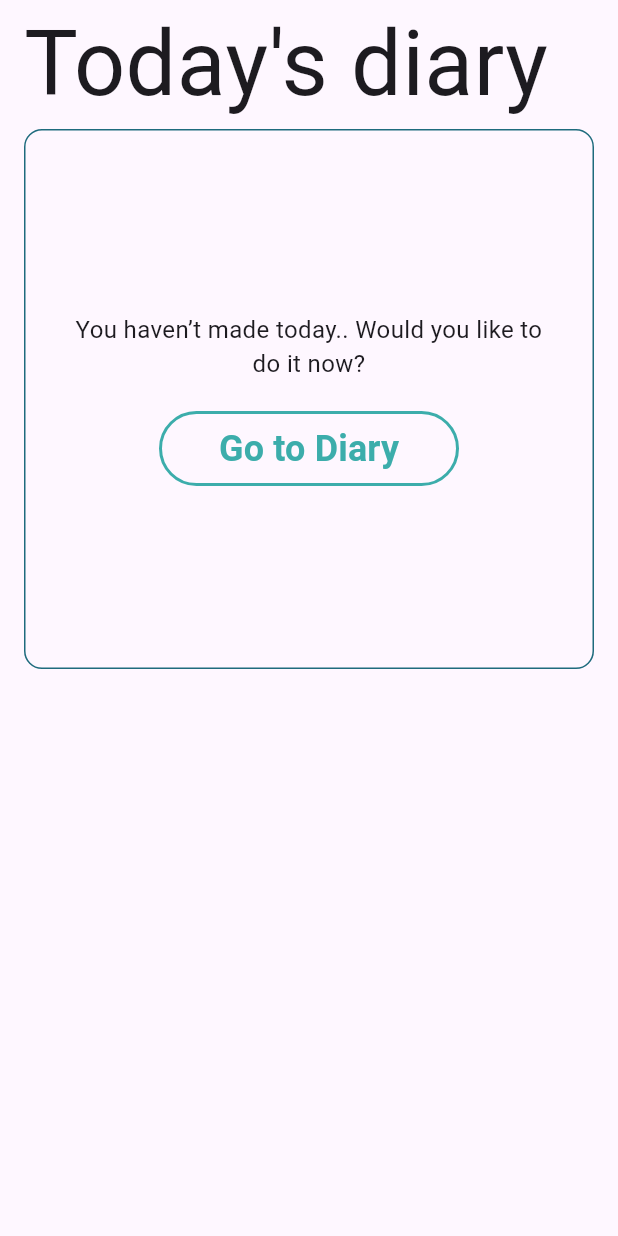
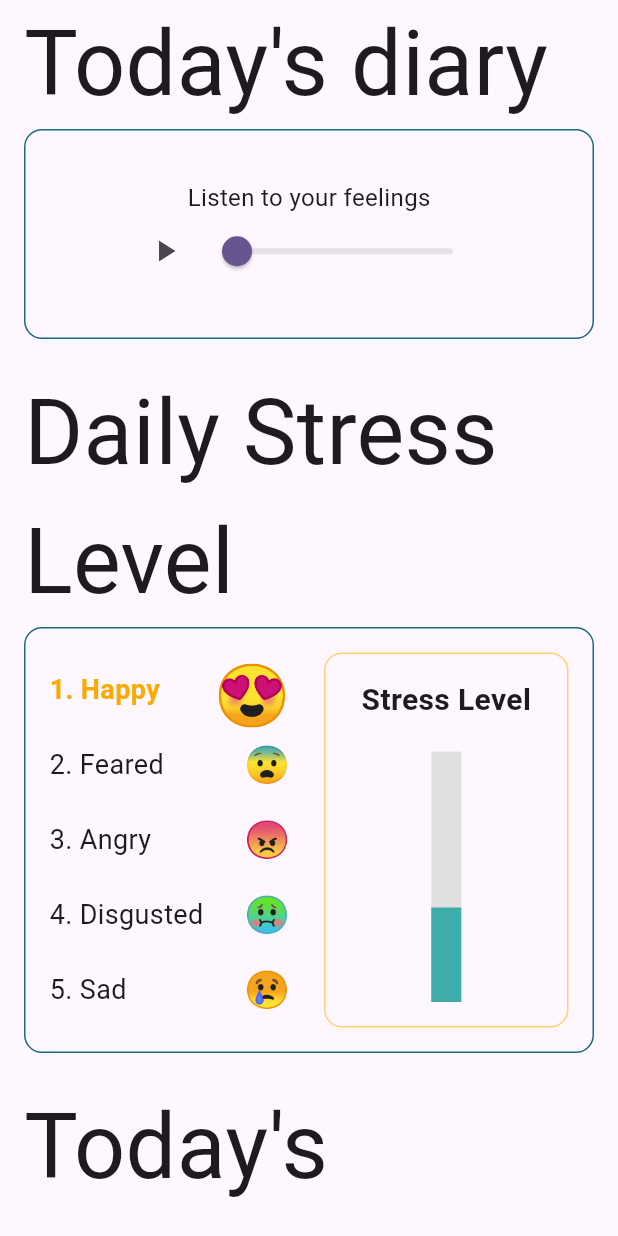
Before and after one commit to Solution-Challenge-stress-solution/FrontEnd, a Flutter app: the HomePage screen opened directly with empty values, on a phone screen of 412 x 824 dp. Run offline on Flutter 3.47's test engine with Material 3 defaults, Android fonts, the phone set to English and light mode, and no system bars; our stand-ins replace audioplayers, flutter_local_notifications, google_sign_in, shared_preferences, table_calendar, timezone and 1 more; missing offline and left inert: kakao_flutter_sdk_user, record; accounts and stored records are empty; network calls fail; Roboto replaces fonts that are missing (Dongle, NanumGothic).

Commit message:
feat: EmotionsWidget

```diff
--- a/lib/pages/home_page.dart
+++ b/lib/pages/home_page.dart
@@ -5,8 +5,9 @@ import 'package:intl/intl.dart';
 
 import 'package:strecording/utilities/token_manager.dart';
 import 'package:strecording/widgets/audioplayer_widget.dart';
-import 'package:strecording/widgets/stress_level.dart';
+import 'package:strecording/widgets/emotions_widget.dart';
 import 'package:strecording/widgets/activitycard_widget.dart';
+import 'package:strecording/utilities/diary_entry.dart';
 
 class HomePage extends StatefulWidget {
   const HomePage({super.key, required this.navigateToDiaryPage});
@@ -18,9 +19,31 @@ class HomePage extends StatefulWidget {
 }
 
 class _HomePageState extends State<HomePage> {
-  bool isRecorded = false;
+  bool isRecorded = true;
   final String _filePath = '';
   Activity? myActivity;
+
+  DiaryEntry? _diaryEntry = DiaryEntry.fromJson({
+    'diaryId': 1,
+    'content': 'hi',
+    'audioFileUrl':
+        'https://codeskulptor-demos.commondatastorage.googleapis.com/GalaxyInvaders/theme_01.mp3',
+    'angry': 0.80,
+    'sadness': 0.11,
+    'disgusting': 0.52,
+    'fear': 1.62,
+    'happiness': 2.22,
+    'stress_point': 37.7,
+    'max_emotion': 'happiness',
+    'activityId': 1,
+  });
+  // DiaryEntry? _diaryEntry;
+
+  void setDiaryEntry(Map<String, dynamic> diary) {
+    setState(() {
+      _diaryEntry = DiaryEntry.fromJson(diary);
+    });
+  }
 
   Future<void> fetchDiary() async {
     DateTime now = DateTime.now();
@@ -34,6 +57,7 @@ class _HomePageState extends State<HomePage> {
       setState(() {
         isRecorded = true;
       });
+      setDiaryEntry(resJson['data']);
     } else {
       isRecorded = false;
       print(resJson);
@@ -41,7 +65,7 @@ class _HomePageState extends State<HomePage> {
   }
 
   Future<void> fetchActivity(int argument) async {
-    var url = Uri.parse('http://34.64.90.112:8080/api/activities/$argument');
+    var url = Uri.parse('http://34.64.90.112:8080/activities/$argument');
 
     try {
       var response = await http.get(url);
@@ -87,7 +111,7 @@ class _HomePageState extends State<HomePage> {
                     fontWeight: FontWeight.normal,
                     fontSize: 60,
                   )),
-              isRecorded
+              isRecorded && _diaryEntry != null
                   ? Column(
                       mainAxisAlignment: MainAxisAlignment.center,
                       crossAxisAlignment: CrossAxisAlignment.start,
@@ -109,7 +133,13 @@ class _HomePageState extends State<HomePage> {
                                 fontWeight: FontWeight.normal,
                                 fontSize: 60,
                               )),
-                          const StressLevelWidget(),
+                          EmotionsWidget(
+                              h: _diaryEntry!.happiness,
+                              a: _diaryEntry!.angry,
+                              s: _diaryEntry!.sadness,
+                              d: _diaryEntry!.disgusting,
+                              f: _diaryEntry!.fear,
+                              stressLevel: _diaryEntry!.stressPoint),
                           const SizedBox(height: 20),
                           const Text(
                             "Today's Activity",
--- /dev/null
+++ b/lib/widgets/emotions_widget.dart
@@ -0,0 +1,162 @@
+import 'package:flutter/material.dart';
+
+class Emotion {
+  final String name;
+  final String emoji;
+  final double value;
+
+  Emotion(this.name, this.emoji, this.value);
+}
+
+class EmotionsWidget extends StatelessWidget {
+  const EmotionsWidget(
+      {super.key,
+      required this.h,
+      required this.a,
+      required this.s,
+      required this.d,
+      required this.f,
+      required this.stressLevel});
+
+  final double h;
+  final double a;
+  final double s;
+  final double d;
+  final double f;
+  final double stressLevel;
+
+  // give me code
+
+  @override
+  Widget build(BuildContext context) {
+    final emotions = [
+      Emotion('Happy', '😍', h),
+      Emotion('Angry', '😠', a),
+      Emotion('Sad', '😢', s),
+      Emotion('Disgusted', '🤢', d),
+      Emotion('Feared', '😨', f),
+    ];
+
+    // Sort the emotions in descending order by value
+    emotions.sort((a, b) => b.value.compareTo(a.value));
+
+    // Create emotion rows from the sorted list
+    final emotionRows = emotions
+        .asMap()
+        .entries
+        .map((entry) => EmotionRow(
+              emotion: entry.value.name,
+              emoji: entry.value.emoji,
+              rank: entry.key + 1, // +1 because rank should start from 1
+            ))
+        .toList();
+
+    return Container(
+      padding: const EdgeInsets.all(16),
+      decoration: BoxDecoration(
+        border: Border.all(color: const Color.fromARGB(255, 30, 107, 125)),
+        borderRadius: BorderRadius.circular(12),
+      ),
+      child: Row(
+        mainAxisSize: MainAxisSize.min,
+        children: <Widget>[
+          Expanded(
+            child: Column(
+              crossAxisAlignment: CrossAxisAlignment.start,
+              mainAxisSize: MainAxisSize.min,
+              children: emotionRows,
+            ),
+          ),
+          const SizedBox(width: 20),
+          Expanded(child: StressLevelIndicator(stressLevel: stressLevel)),
+        ],
+      ),
+    );
+  }
+}
+
+class EmotionRow extends StatelessWidget {
+  const EmotionRow(
+      {super.key,
+      required this.emotion,
+      required this.emoji,
+      required this.rank});
+
+  final String emotion;
+  final String emoji;
+  final int rank;
+
+  @override
+  Widget build(BuildContext context) {
+    double fontSize = rank == 1 ? 40 : 24;
+    TextStyle textStyle = rank == 1
+        ? const TextStyle(
+            fontSize: 18,
+            fontWeight: FontWeight.bold,
+            color: Color.fromARGB(255, 250, 170, 5))
+        : const TextStyle(fontSize: 18);
+
+    return Container(
+      width: 160,
+      height: 50,
+      child: Row(
+        mainAxisSize: MainAxisSize.min,
+        crossAxisAlignment: CrossAxisAlignment.center,
+        mainAxisAlignment: MainAxisAlignment.spaceBetween,
+        children: <Widget>[
+          Text('$rank. $emotion', style: textStyle),
+          Text(
+            emoji,
+            style: TextStyle(fontSize: fontSize),
+          ),
+        ],
+      ),
+    );
+  }
+}
+
+class StressLevelIndicator extends StatelessWidget {
+  const StressLevelIndicator({super.key, required this.stressLevel});
+
+  final double stressLevel;
+
+  @override
+  Widget build(BuildContext context) {
+    return LayoutBuilder(
+      builder: (BuildContext context, BoxConstraints constraints) {
+        return Container(
+          height: 250,
+          padding: const EdgeInsets.symmetric(vertical: 16),
+          decoration: BoxDecoration(
+            border: Border.all(color: const Color.fromARGB(255, 255, 210, 116)),
+            borderRadius: BorderRadius.circular(12),
+          ),
+          child: Column(
+            mainAxisSize: MainAxisSize.min,
+            crossAxisAlignment: CrossAxisAlignment.center,
+            children: <Widget>[
+              const Text(
+                'Stress Level',
+                style: TextStyle(fontSize: 20, fontWeight: FontWeight.bold),
+              ),
+              const SizedBox(height: 20),
+              Expanded(
+                child: RotatedBox(
+                  quarterTurns: 3,
+                  child: LinearProgressIndicator(
+                    value: stressLevel / 100,
+                    backgroundColor: Colors.grey[300],
+                    valueColor: const AlwaysStoppedAnimation<Color>(
+                      Color.fromARGB(255, 60, 173, 171),
+                    ),
+                    minHeight: 20,
+                  ),
+                ),
+              ),
+            ],
+          ),
+        );
+      },
+    );
+  }
+}
--- a/lib/widgets/stress_level.dart
+++ /dev/null
@@ -1,89 +0,0 @@
-import 'package:flutter/material.dart';
-
-class StressLevelWidget extends StatelessWidget {
-  const StressLevelWidget({super.key});
-
-  @override
-  Widget build(BuildContext context) {
-    return Container(
-      padding: const EdgeInsets.all(16),
-      decoration: BoxDecoration(
-        border: Border.all(color: const Color.fromARGB(255, 30, 107, 125)),
-        borderRadius: BorderRadius.circular(12),
-      ),
-      child: const Column(
-        children: [
-          Text(
-            "Today's Stress Level",
-            style: TextStyle(
-              color: Color(0xFF1E6B7D),
-              fontSize: 24,
-              fontWeight: FontWeight.normal,
-            ),
-          ),
-          SizedBox(height: 24),
-          StressLevelBar(label: 'HAPPY', percentage: 5),
-          StressLevelBar(
-            label: 'SAD',
-            percentage: 20,
-          ),
-          StressLevelBar(label: 'ANXIOUS', percentage: 50),
-          StressLevelBar(label: 'ANGERY', percentage: 95),
-        ],
-      ),
-    );
-  }
-}
-
-class StressLevelBar extends StatelessWidget {
-  final String label;
-  final double percentage; // Value between 0.0 and 1.0
-
-  const StressLevelBar(
-      {super.key, required this.label, required this.percentage});
-
-  @override
-  Widget build(BuildContext context) {
-    return Padding(
-      padding: const EdgeInsets.symmetric(vertical: 8.0),
-      child: LayoutBuilder(
-        builder: (BuildContext context, BoxConstraints constraints) {
-          // Calculate the width available for the bar
-          final double maxWidth =
-              constraints.maxWidth - 10 - 80; // 10 for SizedBox, 80 for Text
-          final double barWidth = maxWidth * (percentage / 100);
-
-          return Row(
-            children: [
-              SizedBox(
-                width: 80,
-                child: Text(label, style: const TextStyle(fontSize: 16)),
-              ),
-              const SizedBox(width: 10),
-              Stack(
-                children: [
-                  Container(
-                    height: 20,
-                    width: maxWidth,
-                    decoration: BoxDecoration(
-                      color: const Color.fromARGB(100, 255, 210, 116),
-                      borderRadius: BorderRadius.circular(2),
-                    ),
-                  ),
-                  Container(
-                    height: 20,
-                    width: barWidth,
-                    decoration: BoxDecoration(
-                      color: const Color.fromARGB(255, 250, 170, 5),
-                      borderRadius: BorderRadius.circular(2),
-                    ),
-                  ),
-                ],
-              ),
-            ],
-          );
-        },
-      ),
-    );
-  }
-}
```
